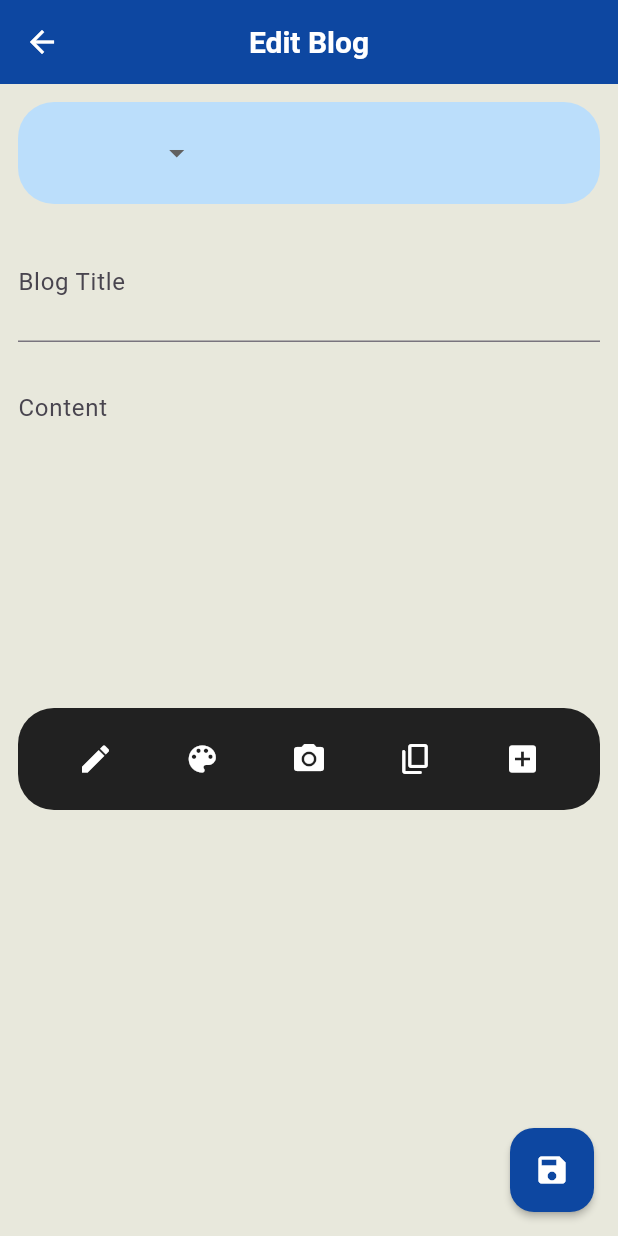
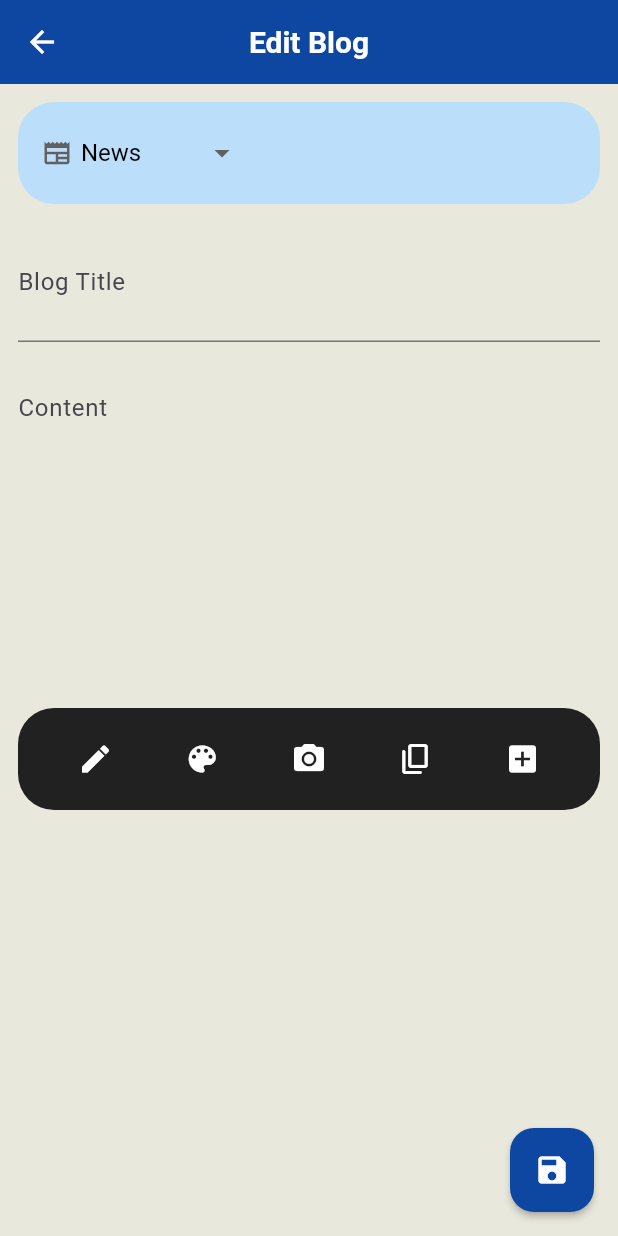
Before and after one commit to HariChakravarthy/HackStack3, a Flutter app: the EditBlogScreen screen opened directly with empty values, on a phone screen of 412 x 824 dp. Run offline on Flutter 3.47's test engine with Material 3 defaults, Android fonts, the phone set to English and light mode, and no system bars; our stand-ins replace cached_network_image, cloud_firestore, firebase_auth, firebase_core, fluttertoast, google_sign_in and 1 more; accounts and stored records are empty.

Commit message:
Initial commit of Flutter Blog app

```diff
--- a/lib/pages/blog/blog_tile.dart
+++ b/lib/pages/blog/blog_tile.dart
@@ -153,9 +153,6 @@ class _BlogTileState extends State<BlogTile> {
                       child: Text(
                         blog['authorName'],
                         style: const TextStyle(fontSize: 15, fontWeight: FontWeight.bold),
-                        overflow: TextOverflow.ellipsis,
-                        maxLines: 1,
-                        softWrap: false,
                       ),
                     ),
                     const SizedBox(width: 10),
--- a/lib/pages/blog/create_blog_screen.dart
+++ b/lib/pages/blog/create_blog_screen.dart
@@ -78,7 +78,7 @@ class _CreateBlogScreenState extends State<CreateBlogScreen> {
         textColor: Colors.white,
         fontSize: 16.0,
       );
-      Navigator.pop(context);
+      Navigator.of(context).popUntil((route) => route.isFirst);
     } catch (e) {
       Fluttertoast.showToast(
         msg: "Error uploading blog: $e",
--- a/lib/pages/blog/edit_blog_screen.dart
+++ b/lib/pages/blog/edit_blog_screen.dart
@@ -19,15 +19,17 @@ class _EditBlogScreenState extends State<EditBlogScreen> {
   late TextEditingController contentController;
   late String selectedCategory;
 
-  final List<String> categories = ['work', 'study', 'fitness', 'coding', 'to-do', 'Other'];
+  final List<String> categories = [ 'News', 'Politics', 'Business', 'Movies', 'Cricket', 'Technology', 'Economics', 'other'];
 
   final Map<String, IconData> _categoryIcons = {
-    'work': Icons.work,
-    'study': Icons.book,
-    'fitness': Icons.fitness_center,
-    'coding': Icons.code,
-    'to-do': Icons.check_circle,
-    'Other': Icons.star,
+    'News': Icons.newspaper,
+    'Politics': Icons.how_to_vote,
+    'Business': Icons.business_center,
+    'Movies': Icons.movie,
+    'Cricket': Icons.sports_cricket,
+    'Technology': Icons.devices,
+    'Economics': Icons.bar_chart,
+    'other': Icons.more_horiz,
   };
 
   Color selectedTextColor = Colors.white;
@@ -37,8 +39,13 @@ class _EditBlogScreenState extends State<EditBlogScreen> {
     super.initState();
     titleController = TextEditingController(text: widget.existingBlog.title);
     contentController = TextEditingController(text: widget.existingBlog.content);
-    selectedCategory = widget.existingBlog.category;
+
+
+    selectedCategory = categories.contains(widget.existingBlog.category)
+        ? widget.existingBlog.category
+        : categories.first;
   }
+
 
   Widget colorCircle(Color color) {
     return Container(
```
